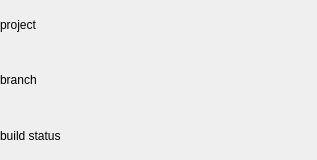
Before: the Qt Designer form ui/JenkinsBuildBranchFrame.ui in germaniumhq/felix, drawn with Qt 5.
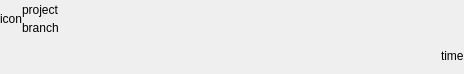
After: the same form once the commit is applied.

Commit message: New icons, work towards the new cool ui.

What changed in the file:
```diff
--- a/ui/JenkinsBuildBranchFrame.ui
+++ b/ui/JenkinsBuildBranchFrame.ui
@@ -6,14 +6,17 @@
    <rect>
     <x>0</x>
     <y>0</y>
-    <width>317</width>
-    <height>160</height>
+    <width>464</width>
+    <height>74</height>
    </rect>
   </property>
   <property name="windowTitle">
    <string>Form</string>
   </property>
-  <layout class="QVBoxLayout" name="verticalLayout">
+  <layout class="QVBoxLayout" name="verticalLayout_2">
+   <property name="spacing">
+    <number>0</number>
+   </property>
    <property name="leftMargin">
     <number>0</number>
    </property>
@@ -27,6 +30,17 @@
     <number>0</number>
    </property>
    <item>
+    <layout class="QHBoxLayout" name="horizontalLayout_2">
+     <item>
+      <widget class="QLabel" name="status_icon_label">
+       <property name="text">
+        <string>icon</string>
+       </property>
+      </widget>
+     </item>
+     <item>
+      <layout class="QVBoxLayout" name="verticalLayout">
+       <item>
     <widget class="QLabel" name="project_name_label">
      <property name="text">
       <string>project</string>
@@ -40,12 +54,49 @@
      </property>
     </widget>
    </item>
+      </layout>
+     </item>
    <item>
-    <widget class="QLabel" name="build_status_label">
+      <spacer name="horizontalSpacer_2">
+       <property name="orientation">
+        <enum>Qt::Horizontal</enum>
+       </property>
+       <property name="sizeHint" stdset="0">
+        <size>
+         <width>40</width>
+         <height>20</height>
+        </size>
+       </property>
+      </spacer>
+     </item>
+    </layout>
+   </item>
+   <item>
+    <layout class="QHBoxLayout" name="horizontalLayout_3">
+     <item>
+      <layout class="QHBoxLayout" name="previous_builds_container"/>
+     </item>
+     <item>
+      <spacer name="horizontalSpacer">
+       <property name="orientation">
+        <enum>Qt::Horizontal</enum>
+       </property>
+       <property name="sizeHint" stdset="0">
+        <size>
+         <width>40</width>
+         <height>20</height>
+        </size>
+       </property>
+      </spacer>
+     </item>
+     <item>
+      <widget class="QLabel" name="time_label">
      <property name="text">
-      <string>build status</string>
-     </property>
-    </widget>
+        <string>time</string>
+       </property>
+      </widget>
+     </item>
+    </layout>
    </item>
   </layout>
  </widget>
```
Lines whose indentation alone changed are shown as unchanged. The commit also changes 32 other files.
